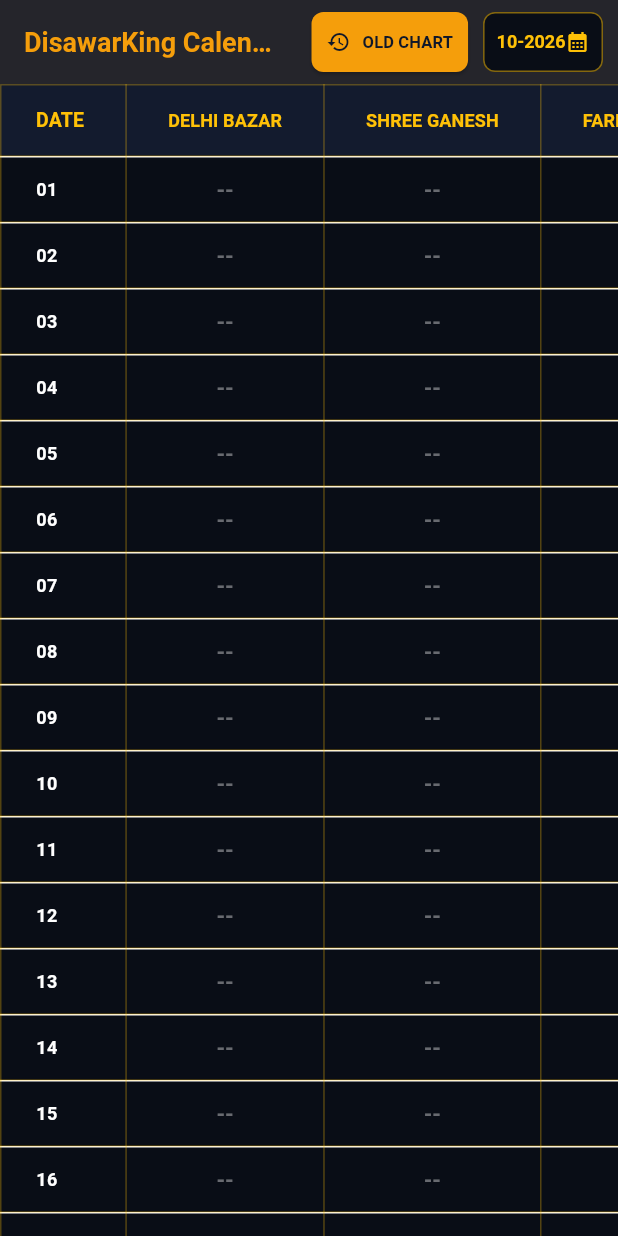
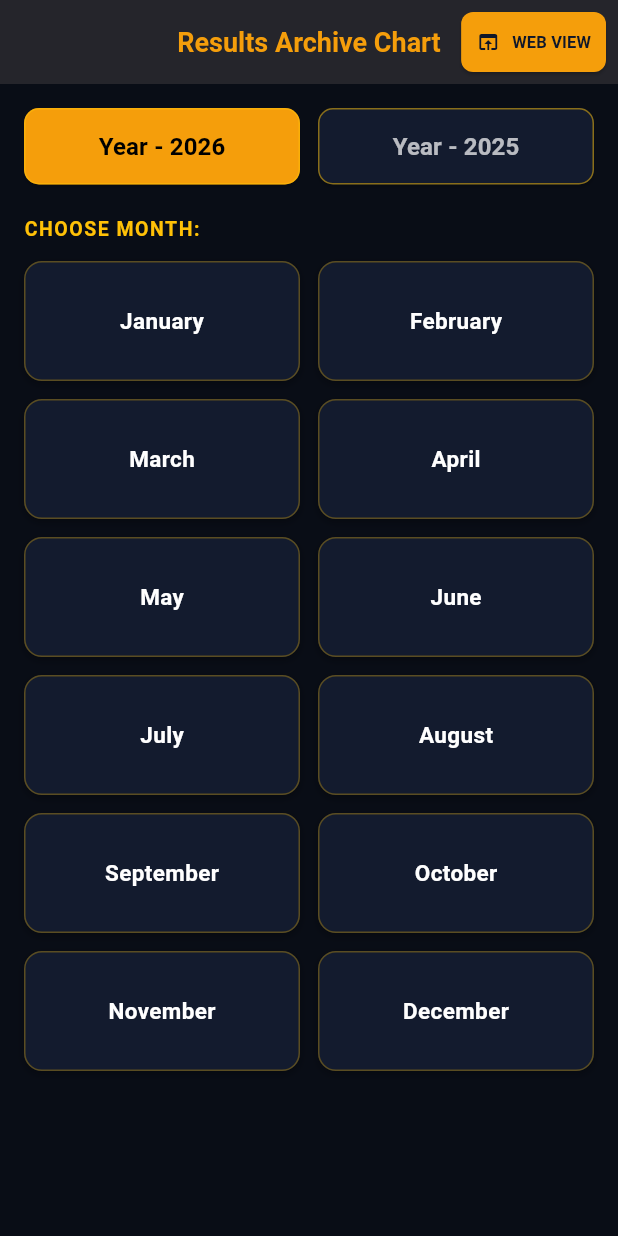
Before and after one commit to disawarking-official/DisawarKingApp, a Flutter app: the CombinedAllMarketsChartScreen screen opened directly, on a phone screen of 412 x 824 dp. Run offline on Flutter 3.47's test engine with Material 3 defaults, Android fonts, the phone set to English and light mode, and no system bars; our stand-ins replace cloud_firestore, firebase_core, shared_preferences; accounts and stored records are empty.

Commit message:
Update main.dart

```diff
--- a/lib/main.dart
+++ b/lib/main.dart
@@ -2126,21 +2126,31 @@ class _CrossingSelectionScreenState extends State<CrossingSelectionScreen> {
   }
 }
 
-// ----------------- 11. CALENDAR TABLE (LATEST 3 MONTHS + OLD CHART WEB BUTTON) -----------------
+// ----------------- 11. YEAR & 2-COLUMN x 6-ROW ARCHIVE CHART SCREEN -----------------
 class CombinedAllMarketsChartScreen extends StatefulWidget {
   @override
   _CombinedAllMarketsChartScreenState createState() => _CombinedAllMarketsChartScreenState();
 }
 
 class _CombinedAllMarketsChartScreenState extends State<CombinedAllMarketsChartScreen> {
-  String selectedMonthYear = "";
-
-  @override
-  void initState() {
-    super.initState();
-    DateTime now = DateTime.now();
-    selectedMonthYear = "${now.month.toString().padLeft(2, '0')}-${now.year}";
-  }
+  String selectedYear = "2026";
+  String? selectedMonthNum;
+  String selectedMonthName = "";
+
+  final List<Map<String, String>> monthsList = [
+    {"num": "01", "name": "January"},
+    {"num": "02", "name": "February"},
+    {"num": "03", "name": "March"},
+    {"num": "04", "name": "April"},
+    {"num": "05", "name": "May"},
+    {"num": "06", "name": "June"},
+    {"num": "07", "name": "July"},
+    {"num": "08", "name": "August"},
+    {"num": "09", "name": "September"},
+    {"num": "10", "name": "October"},
+    {"num": "11", "name": "November"},
+    {"num": "12", "name": "December"},
+  ];
 
   void _openOldChartWebsite() async {
     final Uri url = Uri.parse("https://disawarking-official.github.io/DisawarKingApp/chart.html");
@@ -2151,95 +2161,141 @@ class _CombinedAllMarketsChartScreenState extends State<CombinedAllMarketsChartS
 
   @override
   Widget build(BuildContext context) {
-    DateTime now = DateTime.now();
-
-    // Rolling 3 Months Filter: Sirf Current Month aur pichhle 2 mahine
-    List<String> monthOptions = [];
-    for (int i = 0; i < 3; i++) {
-      DateTime prev = DateTime(now.year, now.month - i, 1);
-      monthOptions.add("${prev.month.toString().padLeft(2, '0')}-${prev.year}");
-    }
-
-    if (!monthOptions.contains(selectedMonthYear)) {
-      selectedMonthYear = monthOptions.first;
-    }
-
     return Scaffold(
       appBar: AppBar(
-        title: const Text("DisawarKing Calendar"),
+        title: Text(selectedMonthNum == null ? "Results Archive Chart" : "$selectedMonthName $selectedYear"),
+        leading: selectedMonthNum != null
+            ? IconButton(
+                icon: const Icon(Icons.arrow_back, color: Colors.amber),
+                onPressed: () => setState(() => selectedMonthNum = null),
+              )
+            : null,
         actions: [
-          // Professional OLD CHART Button
           Padding(
-            padding: const EdgeInsets.symmetric(vertical: 8, horizontal: 4),
+            padding: const EdgeInsets.symmetric(vertical: 8, horizontal: 8),
             child: ElevatedButton.icon(
               style: ElevatedButton.styleFrom(
                 backgroundColor: const Color(0xFFF59E0B),
                 padding: const EdgeInsets.symmetric(horizontal: 10, vertical: 4),
                 shape: RoundedRectangleBorder(borderRadius: BorderRadius.circular(8)),
               ),
-              icon: const Icon(Icons.history, color: Color(0xFF0F172A), size: 16),
-              label: const Text(
-                "OLD CHART",
-                style: TextStyle(color: Color(0xFF0F172A), fontWeight: FontWeight.bold, fontSize: 11),
-              ),
+              icon: const Icon(Icons.open_in_browser, color: Color(0xFF0F172A), size: 16),
+              label: const Text("WEB VIEW", style: TextStyle(color: Color(0xFF0F172A), fontWeight: FontWeight.bold, fontSize: 11)),
               onPressed: _openOldChartWebsite,
             ),
-          ),
-          // Month Dropdown (Latest 3 Months)
-          Container(
-            margin: const EdgeInsets.symmetric(vertical: 8, horizontal: 6),
-            padding: const EdgeInsets.symmetric(horizontal: 8),
+          )
+        ],
+      ),
+      body: selectedMonthNum == null ? _buildYearAndMonthsGrid() : _buildMonthChartTable(),
+    );
+  }
+
+  // 1. Year Selector & 2-Column x 6-Row Months Grid
+  Widget _buildYearAndMonthsGrid() {
+    return SingleChildScrollView(
+      padding: const EdgeInsets.all(16),
+      child: Column(
+        children: [
+          // Year Buttons (Year-2026, Year-2025)
+          Row(
+            children: [
+              Expanded(
+                child: ElevatedButton(
+                  style: ElevatedButton.styleFrom(
+                    backgroundColor: selectedYear == "2026" ? const Color(0xFFF59E0B) : const Color(0xFF131B2E),
+                    foregroundColor: selectedYear == "2026" ? Colors.black : Colors.white70,
+                    side: BorderSide(color: Colors.amber.withOpacity(0.5)),
+                    padding: const EdgeInsets.symmetric(vertical: 14),
+                    shape: RoundedRectangleBorder(borderRadius: BorderRadius.circular(10)),
+                  ),
+                  onPressed: () => setState(() => selectedYear = "2026"),
+                  child: const Text("Year - 2026", style: TextStyle(fontWeight: FontWeight.bold, fontSize: 16)),
+                ),
+              ),
+              const SizedBox(width: 12),
+              Expanded(
+                child: ElevatedButton(
+                  style: ElevatedButton.styleFrom(
+                    backgroundColor: selectedYear == "2025" ? const Color(0xFFF59E0B) : const Color(0xFF131B2E),
+                    foregroundColor: selectedYear == "2025" ? Colors.black : Colors.white70,
+                    side: BorderSide(color: Colors.amber.withOpacity(0.5)),
+                    padding: const EdgeInsets.symmetric(vertical: 14),
+                    shape: RoundedRectangleBorder(borderRadius: BorderRadius.circular(10)),
+                  ),
+                  onPressed: () => setState(() => selectedYear = "2025"),
+                  child: const Text("Year - 2025", style: TextStyle(fontWeight: FontWeight.bold, fontSize: 16)),
+                ),
+              ),
+            ],
+          ),
+          const SizedBox(height: 20),
+          const Align(
+            alignment: Alignment.centerLeft,
+            child: Text("CHOOSE MONTH:", style: TextStyle(color: Colors.amber, fontWeight: FontWeight.bold, fontSize: 13, letterSpacing: 1)),
+          ),
+          const SizedBox(height: 12),
+          // 2 Columns x 6 Rows Grid
+          GridView.builder(
+            shrinkWrap: true,
+            physics: const NeverScrollableScrollPhysics(),
+            itemCount: 12,
+            gridDelegate: const SliverGridDelegateWithFixedCrossAxisCount(
+              crossAxisCount: 2,
+              childAspectRatio: 2.3,
+              crossAxisSpacing: 12,
+              mainAxisSpacing: 12,
+            ),
+            itemBuilder: (context, index) {
+              final m = monthsList[index];
+              return InkWell(
+                onTap: () {
+                  setState(() {
+                    selectedMonthNum = m["num"];
+                    selectedMonthName = m["name"]!;
+                  });
+                },
+                child: Container(
                   decoration: BoxDecoration(
-              color: const Color(0xFF090D16),
-              borderRadius: BorderRadius.circular(8),
-              border: Border.all(color: Colors.amber.withOpacity(0.5)),
-            ),
-            child: DropdownButtonHideUnderline(
-              child: DropdownButton<String>(
-                dropdownColor: const Color(0xFF131B2E),
-                value: selectedMonthYear,
-                style: const TextStyle(color: Colors.amber, fontWeight: FontWeight.bold, fontSize: 12),
-                icon: const Icon(Icons.calendar_month, color: Colors.amber, size: 16),
-                items: monthOptions.map((String m) {
-                  return DropdownMenuItem<String>(
-                    value: m,
-                    child: Text(m),
-                  );
-                }).toList(),
-                onChanged: (val) {
-                  if (val != null) setState(() => selectedMonthYear = val);
-                },
-              ),
-            ),
-          ),
-          const SizedBox(width: 4),
-        ],
-      ),
-      body: StreamBuilder<QuerySnapshot>(
+                    color: const Color(0xFF131B2E),
+                    borderRadius: BorderRadius.circular(12),
+                    border: Border.all(color: Colors.amber.withOpacity(0.3)),
+                    boxShadow: [
+                      BoxShadow(color: Colors.black.withOpacity(0.3), blurRadius: 4, offset: const Offset(0, 2)),
+                    ],
+                  ),
+                  alignment: Alignment.center,
+                  child: Text(
+                    m["name"]!,
+                    style: const TextStyle(color: Colors.white, fontWeight: FontWeight.bold, fontSize: 15),
+                  ),
+                ),
+              );
+            },
+          ),
+        ],
+      ),
+    );
+  }
+
+  // 2. Direct Chart Table (Kram: Delhi Bazar, Shree Ganesh, Faridabad, Ghaziabad, Gali, Disawar)
+  Widget _buildMonthChartTable() {
+    final String monthKey = "$selectedMonthNum-$selectedYear";
+
+    return StreamBuilder<QuerySnapshot>(
       stream: FirebaseFirestore.instance.collection('results_history').snapshots(),
       builder: (context, snapshot) {
-          if (snapshot.connectionState == ConnectionState.waiting) {
-            return const Center(child: CircularProgressIndicator(color: Colors.amber));
-          }
-
         Map<String, Map<String, String>> chartMap = {};
 
         if (snapshot.hasData) {
           for (var doc in snapshot.data!.docs) {
             var data = doc.data() as Map<String, dynamic>;
-              String dt = data['date'] ?? '';
+            String dt = data['date']?.toString().padLeft(2, '0') ?? '';
             String market = data['market'] ?? '';
             String number = data['number'] ?? '--';
-              String monthYear = data['monthYear'] ?? "";
-
-              if (monthYear.isEmpty) {
-                monthYear = "09-2026";
-              }
-
-              if (monthYear == selectedMonthYear && dt.isNotEmpty) {
-                if (!chartMap.containsKey(dt)) {
-                  chartMap[dt] = {};
-                }
+            String mYear = data['monthYear'] ?? "";
+
+            if (mYear == monthKey && dt.isNotEmpty) {
+              if (!chartMap.containsKey(dt)) chartMap[dt] = {};
               chartMap[dt]![market] = number;
             }
           }
@@ -2247,47 +2303,54 @@ class _CombinedAllMarketsChartScreenState extends State<CombinedAllMarketsChartS
 
         List<String> all31Dates = List.generate(31, (index) => (index + 1).toString().padLeft(2, '0'));
 
-          return SingleChildScrollView(
+        return Column(
+          children: [
+            Container(
+              padding: const EdgeInsets.symmetric(horizontal: 14, vertical: 8),
+              color: const Color(0xFF131B2E),
+              child: Row(
+                mainAxisAlignment: MainAxisAlignment.spaceBetween,
+                children: [
+                  Text("$selectedMonthName $selectedYear Chart", style: const TextStyle(color: Colors.amber, fontWeight: FontWeight.bold, fontSize: 14)),
+                  TextButton.icon(
+                    icon: const Icon(Icons.arrow_back, size: 14, color: Colors.cyanAccent),
+                    label: const Text("Back to Months", style: TextStyle(color: Colors.cyanAccent, fontSize: 12)),
+                    onPressed: () => setState(() => selectedMonthNum = null),
+                  ),
+                ],
+              ),
+            ),
+            Expanded(
+              child: SingleChildScrollView(
                 scrollDirection: Axis.vertical,
                 child: SingleChildScrollView(
                   scrollDirection: Axis.horizontal,
                   child: DataTable(
-                headingRowHeight: 48,
-                dataRowHeight: 44,
-                headingRowColor: MaterialStateProperty.all(const Color(0xFF131B2E)),
-                dataRowColor: MaterialStateProperty.resolveWith<Color>((Set<MaterialState> states) {
-                  return const Color(0xFF090D16);
-                }),
+                    headingRowHeight: 46,
+                    dataRowHeight: 42,
+                    headingRowColor: MaterialStateProperty.all(const Color(0xFF1E293B)),
+                    dataRowColor: MaterialStateProperty.all(const Color(0xFF090D16)),
                     border: TableBorder.all(color: Colors.amber.withOpacity(0.3), width: 1),
                     columns: [
-                  const DataColumn(
-                    label: Text("DATE", style: TextStyle(color: Colors.amber, fontWeight: FontWeight.bold, fontSize: 13)),
-                  ),
+                      const DataColumn(label: Text("DATE", style: TextStyle(color: Colors.cyanAccent, fontWeight: FontWeight.bold, fontSize: 12))),
                       ...appMarkets.map((m) => DataColumn(
-                        label: Text(m.name, style: const TextStyle(color: Colors.amber, fontWeight: FontWeight.bold, fontSize: 12)),
+                            label: Text(m.name, style: const TextStyle(color: Colors.amber, fontWeight: FontWeight.bold, fontSize: 11)),
                           )),
                     ],
                     rows: all31Dates.map((d) {
                       return DataRow(
                         cells: [
-                      DataCell(Text(d, style: const TextStyle(color: Colors.white, fontWeight: FontWeight.bold, fontSize: 12))),
+                          DataCell(Text(d, style: const TextStyle(color: Colors.cyanAccent, fontWeight: FontWeight.bold, fontSize: 12))),
                           ...appMarkets.map((m) {
                             String res = chartMap[d]?[m.name] ?? "--";
                             return DataCell(
                               Center(
-                            child: Container(
-                              padding: const EdgeInsets.symmetric(horizontal: 8, vertical: 4),
-                              decoration: BoxDecoration(
-                                color: res == "--" ? Colors.transparent : Colors.amber.withOpacity(0.2),
-                                borderRadius: BorderRadius.circular(4),
-                              ),
                                 child: Text(
                                   res,
                                   style: TextStyle(
-                                  color: res == "--" ? Colors.white38 : Colors.amber,
+                                    color: (res == "--" || res == "XX") ? Colors.white24 : Colors.amber,
                                     fontWeight: FontWeight.bold,
-                                  fontSize: 14,
-                                ),
+                                    fontSize: 13,
                                   ),
                                 ),
                               ),
@@ -2298,9 +2361,11 @@ class _CombinedAllMarketsChartScreenState extends State<CombinedAllMarketsChartS
                     }).toList(),
                   ),
                 ),
-          );
-        },
-      ),
+              ),
+            ),
+          ],
+        );
+      },
     );
   }
 }
```
Lines whose indentation alone changed are shown as unchanged.
